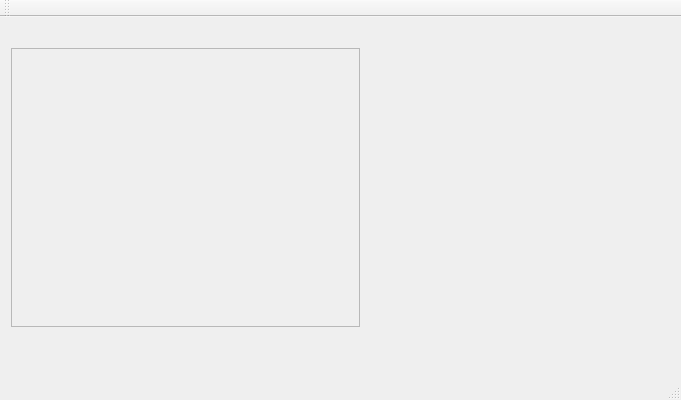
Qt form Chess_project/Chess_project.ui (xif19/Chess_project) before a commit.
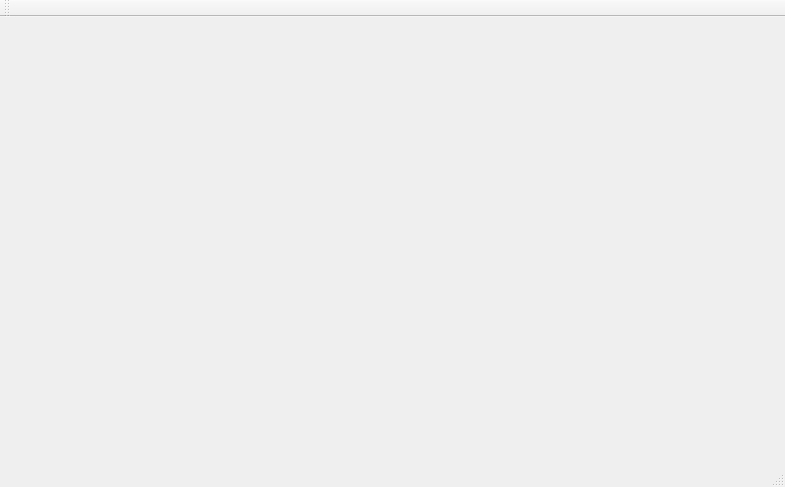
The same form after that commit.

Patch:
```diff
--- a/Chess_project/Chess_project.ui
+++ b/Chess_project/Chess_project.ui
@@ -6,8 +6,8 @@
    <rect>
     <x>0</x>
     <y>0</y>
-    <width>681</width>
-    <height>400</height>
+    <width>785</width>
+    <height>487</height>
    </rect>
   </property>
   <property name="windowTitle">
@@ -17,35 +17,40 @@
    <widget class="QWidget" name="horizontalLayoutWidget">
     <property name="geometry">
      <rect>
-      <x>0</x>
-      <y>20</y>
-      <width>371</width>
-      <height>301</height>
+      <x>30</x>
+      <y>10</y>
+      <width>401</width>
+      <height>401</height>
      </rect>
     </property>
-    <layout class="QHBoxLayout" name="horizontalLayout">
+    <layout class="QHBoxLayout" name="chessFrame">
+     <property name="leftMargin">
+      <number>1</number>
+     </property>
+     <property name="topMargin">
+      <number>1</number>
+     </property>
+     <property name="rightMargin">
+      <number>1</number>
+     </property>
+     <property name="bottomMargin">
+      <number>1</number>
+     </property>
      <item>
-      <widget class="QFrame" name="frame">
-       <property name="frameShape">
-        <enum>QFrame::Shape::StyledPanel</enum>
-       </property>
-       <property name="frameShadow">
-        <enum>QFrame::Shadow::Raised</enum>
-       </property>
-      </widget>
+      <widget class="QWidget" name="chessFrameWidget" native="true"/>
      </item>
     </layout>
    </widget>
    <widget class="QWidget" name="horizontalLayoutWidget_2">
     <property name="geometry">
      <rect>
-      <x>380</x>
-      <y>20</y>
-      <width>211</width>
-      <height>301</height>
+      <x>460</x>
+      <y>10</y>
+      <width>281</width>
+      <height>321</height>
      </rect>
     </property>
-    <layout class="QHBoxLayout" name="horizontalLayout_2"/>
+    <layout class="QVBoxLayout" name="menuFrame"/>
    </widget>
   </widget>
   <widget class="QMenuBar" name="menuBar">
```
Left out of the diff: 6 changed lines with no effect on the pictures.
